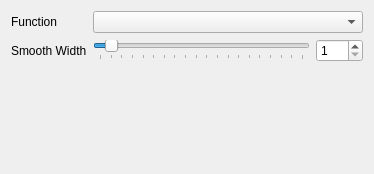
Old version of the form python/mmSolver/tools/smoothkeyframes/ui/smoothkeys_layout.ui in the repository david-cattermole/mayaMatchMoveSolver.
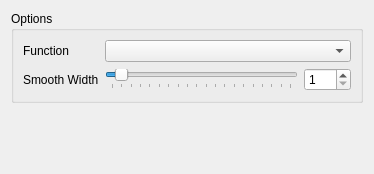
New version of the form.

Patch:
```diff
--- a/python/mmSolver/tools/smoothkeyframes/ui/smoothkeys_layout.ui
+++ b/python/mmSolver/tools/smoothkeyframes/ui/smoothkeys_layout.ui
@@ -15,6 +15,10 @@
   </property>
   <layout class="QVBoxLayout" name="verticalLayout">
    <item>
+    <widget class="QGroupBox" name="">
+     <property name="title">
+      <string>Options</string>
+     </property>
     <layout class="QFormLayout" name="options_layout">
      <item row="0" column="0">
       <widget class="QLabel" name="function_label">
@@ -79,6 +83,7 @@
       </layout>
      </item>
     </layout>
+    </widget>
    </item>
    <item>
     <spacer name="verticalSpacer">
```
Lines whose indentation alone changed are shown as unchanged.
